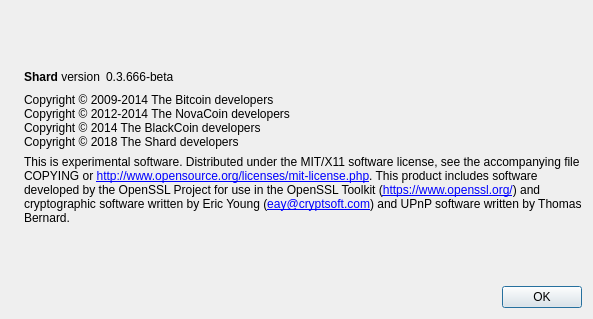
Before: the Qt Designer form src/qt/forms/aboutdialog.ui in ShardcoinRepo/shard, drawn with Qt 5.
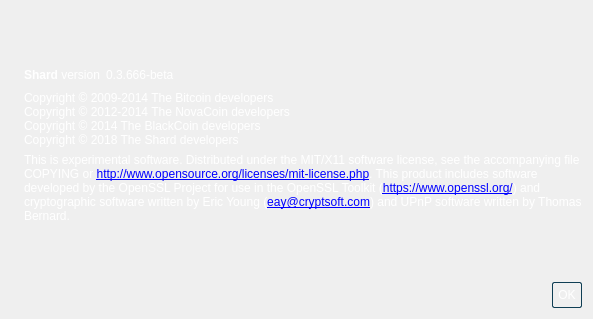
After: the same form once the commit is applied. Icons and pictures are not drawn.

The edit to the form file:
```diff
--- a/src/qt/forms/aboutdialog.ui
+++ b/src/qt/forms/aboutdialog.ui
@@ -13,6 +13,9 @@
   <property name="windowTitle">
    <string>About Shard</string>
   </property>
+  <property name="styleSheet">
+   <string notr="true">background:'#0a2634';</string>
+  </property>
   <layout class="QHBoxLayout" name="horizontalLayout_2">
    <item>
     <widget class="QLabel" name="label_4">
@@ -49,6 +52,9 @@
          <property name="cursor">
           <cursorShape>IBeamCursor</cursorShape>
          </property>
+         <property name="styleSheet">
+          <string notr="true">color:white</string>
+         </property>
          <property name="text">
           <string>&lt;b&gt;Shard&lt;/b&gt; version</string>
          </property>
@@ -62,6 +68,9 @@
          <property name="cursor">
           <cursorShape>IBeamCursor</cursorShape>
          </property>
+         <property name="styleSheet">
+          <string notr="true">color:white</string>
+         </property>
          <property name="text">
           <string notr="true">0.3.666-beta</string>
          </property>
@@ -90,6 +99,9 @@
        <property name="cursor">
         <cursorShape>IBeamCursor</cursorShape>
        </property>
+       <property name="styleSheet">
+        <string notr="true">color:white</string>
+       </property>
        <property name="text">
         <string>Copyright © 2009-2014 The Bitcoin developers
 Copyright © 2012-2014 The NovaCoin developers
@@ -106,6 +118,9 @@
        <property name="cursor">
         <cursorShape>IBeamCursor</cursorShape>
        </property>
+       <property name="styleSheet">
+        <string notr="true">color:white</string>
+       </property>
        <property name="text">
         <string>
 This is experimental software.
@@ -140,6 +155,52 @@
      </item>
      <item>
       <widget class="QDialogButtonBox" name="buttonBox">
+       <property name="styleSheet">
+        <string notr="true">QPushButton { 
+ background-color: &quot;#002d3f&quot;;
+	border:1px solid #0f3e54;
+	color:white;
+padding:5px;
+	outline: none;
+border-radius:2px;
+
+}
+
+QPushButton:pressed {
+   background-color: &quot;#003750&quot;;
+border:1px solid gray;
+	color:white;
+
+}
+QPushButton:focus:pressed { 
+    background: &quot;#003750&quot;;
+
+	color:white;
+
+ }
+QPushButton:focus { 
+   background-color: &quot;#003750&quot;;
+	border:1px solid #0f3e54;
+	color:white;
+
+}
+QPushButton:hover {
+     background-color: &quot;#003750&quot;;
+	border:1px solid #0f3e54;
+ }
+QPushButton:checked { 
+     background-color: &quot;#003750&quot;;
+border:1px solid #0f3e54;
+	color:white;
+
+ }
+QPushButton:disabled { 
+    background:'#0a2634';
+color:gray;
+border:1px solid #0f3e54;
+ }
+</string>
+       </property>
        <property name="orientation">
         <enum>Qt::Horizontal</enum>
        </property>
```
